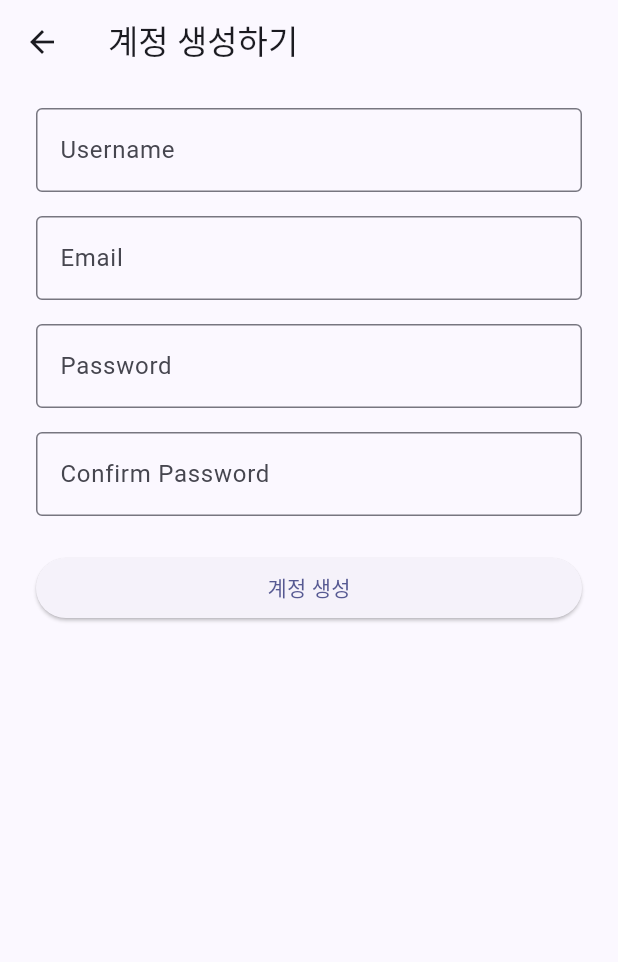
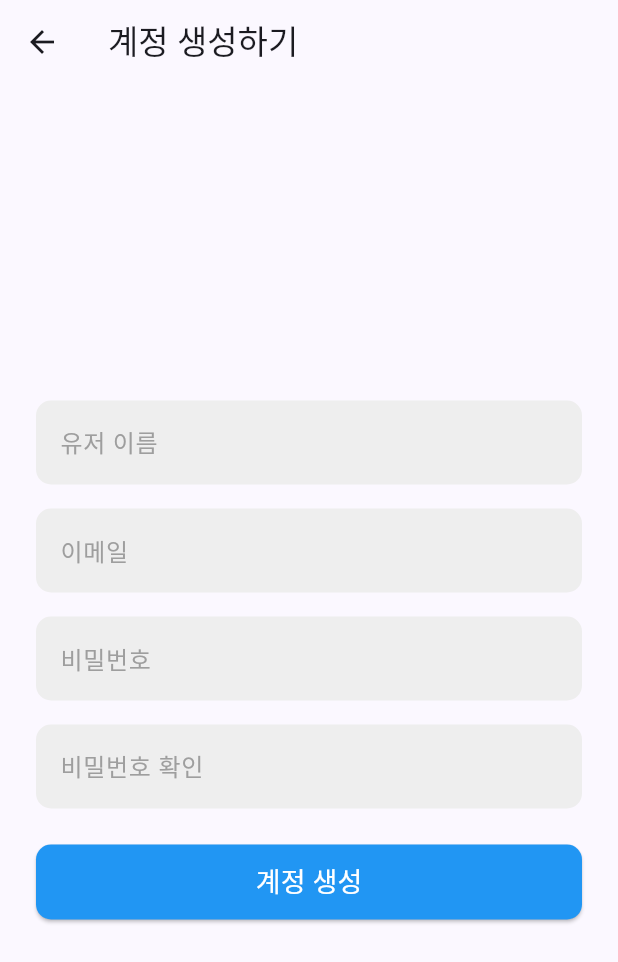
Before and after one commit to bandall/location_share, a Flutter app: the SignUpPage screen opened directly, on a phone screen of 412 x 824 dp. Shown: the top 962 px of the screen. Run offline on Flutter 3.47's test engine with Material 2 defaults, Android fonts, the phone set to English and light mode, and no system bars; our stand-ins replace flutter_dotenv, flutter_secure_storage, jwt_decoder; missing offline and left inert: kakao_flutter_sdk_user; accounts and stored records are empty.

```diff
--- a/lib/screen/sign_up.dart
+++ b/lib/screen/sign_up.dart
@@ -1,5 +1,3 @@
-import 'dart:io';
-
 import 'package:flutter/material.dart';
 
 class SignUpPage extends StatefulWidget {
@@ -20,13 +18,52 @@ class _SignUpPageState extends State<SignUpPage> {
       RegExp(r'^(?=.*[A-Za-z])(?=.*\d)(?=.*[@$!%*#?&])[A-Za-z\d@$!%*#?&]{8,}$');
   final RegExp _emailRegex = RegExp(r'^[\w-\.]+@([\w-]+\.)+[\w-]{2,4}$');
 
+  final bool _isButtonDisabled = false;
+  bool _isLoading = false;
+
+  void onCreatAccountPressed() async {
+    await Future.delayed(const Duration(seconds: 2));
+
+    setState(() {
+      _isLoading = false;
+    });
+  }
+
+  InputDecoration _buildModernInputDecoration(String labelText) {
+    return InputDecoration(
+      labelText: labelText,
+      labelStyle: const TextStyle(color: Colors.grey),
+      filled: true,
+      fillColor: Colors.grey[200],
+      errorStyle: const TextStyle(color: Colors.red),
+      focusedErrorBorder: OutlineInputBorder(
+        borderRadius: BorderRadius.circular(10),
+        borderSide: const BorderSide(color: Colors.red, width: 2),
+      ),
+      errorBorder: OutlineInputBorder(
+        borderRadius: BorderRadius.circular(10),
+        borderSide: const BorderSide(color: Colors.red, width: 2),
+      ),
+      enabledBorder: OutlineInputBorder(
+        borderSide: BorderSide.none,
+        borderRadius: BorderRadius.circular(10),
+      ),
+      focusedBorder: OutlineInputBorder(
+        borderSide: const BorderSide(color: Colors.grey),
+        borderRadius: BorderRadius.circular(10),
+      ),
+    );
+  }
+
   @override
   Widget build(BuildContext context) {
     return Scaffold(
       appBar: AppBar(title: const Text('계정 생성하기')),
-      body: SingleChildScrollView(
+      body: Center(
+        child: SingleChildScrollView(
           child: Padding(
-          padding: const EdgeInsets.symmetric(horizontal: 24.0, vertical: 16.0),
+            padding:
+                const EdgeInsets.symmetric(horizontal: 24.0, vertical: 16.0),
             child: Form(
               key: _formKey,
               child: Column(
@@ -34,13 +71,10 @@ class _SignUpPageState extends State<SignUpPage> {
                 children: [
                   TextFormField(
                     controller: _usernameController,
-                  decoration: const InputDecoration(
-                    labelText: 'Username',
-                    border: OutlineInputBorder(),
-                  ),
+                    decoration: _buildModernInputDecoration('유저 이름'),
                     validator: (value) {
                       if (value == null || value.isEmpty) {
-                      return 'Please enter a username';
+                        return '유저 이름을 입력해주세요';
                       }
                       return null;
                     },
@@ -48,10 +82,7 @@ class _SignUpPageState extends State<SignUpPage> {
                   const SizedBox(height: 16.0),
                   TextFormField(
                     controller: _emailController,
-                  decoration: const InputDecoration(
-                    labelText: 'Email',
-                    border: OutlineInputBorder(),
-                  ),
+                    decoration: _buildModernInputDecoration('이메일'),
                     validator: (value) {
                       if (value == null || value.isEmpty) {
                         return '이메일을 입력해주세요.';
@@ -65,10 +96,7 @@ class _SignUpPageState extends State<SignUpPage> {
                   TextFormField(
                     controller: _passwordController,
                     obscureText: true,
-                  decoration: const InputDecoration(
-                    labelText: 'Password',
-                    border: OutlineInputBorder(),
-                  ),
+                    decoration: _buildModernInputDecoration('비밀번호'),
                     validator: (value) {
                       if (value == null || value.isEmpty) {
                         return '비밀번호 길이는 최소 8글자입니다.';
@@ -85,10 +113,7 @@ class _SignUpPageState extends State<SignUpPage> {
                   TextFormField(
                     controller: _confirmPasswordController,
                     obscureText: true,
-                  decoration: const InputDecoration(
-                    labelText: 'Confirm Password',
-                    border: OutlineInputBorder(),
-                  ),
+                    decoration: _buildModernInputDecoration('비밀번호 확인'),
                     validator: (value) {
                       if (value != _passwordController.text) {
                         return '비밀번호가 일치하지 않습니다.';
@@ -97,19 +122,50 @@ class _SignUpPageState extends State<SignUpPage> {
                     },
                   ),
                   const SizedBox(height: 24.0),
-                ElevatedButton(
-                  onPressed: () {
+                  SizedBox(
+                    height: 50,
+                    child: ElevatedButton(
+                      onPressed: _isLoading
+                          ? null
+                          : () async {
+                              setState(() {
+                                _isLoading = true;
+                              });
+
                               if (_formKey.currentState!.validate()) {
-                      // Implement your sign up logic here
-                      sleep(const Duration(seconds: 1));
-                      ScaffoldMessenger.of(context).showSnackBar(
-                        const SnackBar(content: Text('처리중..')),
-                      );
+                                onCreatAccountPressed();
                               }
                             },
-                  child: const Text('계정 생성'),
+                      style: ButtonStyle(
+                        backgroundColor: MaterialStateProperty.all<Color>(
+                          Colors.blue,
+                        ),
+                        shape:
+                            MaterialStateProperty.all<RoundedRectangleBorder>(
+                          RoundedRectangleBorder(
+                            borderRadius: BorderRadius.circular(10),
+                          ),
+                        ),
+                      ),
+                      child: _isLoading
+                          ? const SizedBox(
+                              height: 20,
+                              width: 20,
+                              child: CircularProgressIndicator(
+                                valueColor:
+                                    AlwaysStoppedAnimation<Color>(Colors.white),
+                                strokeWidth: 2,
+                              ),
+                            )
+                          : const Text(
+                              '계정 생성',
+                              style:
+                                  TextStyle(fontSize: 18, color: Colors.white),
+                            ),
+                    ),
                   ),
                 ],
+              ),
             ),
           ),
         ),
--- a/lib/services/oauth_api.dart
+++ b/lib/services/oauth_api.dart
@@ -27,12 +27,6 @@ class OAuthApi {
 
       Map<String, dynamic> accessTokenInfo =
           JwtDecoder.decode(tokenInfo.accessToken!);
-
-      final String? username = accessTokenInfo['username'];
-
-      if (username == null) {
-        return false;
-      }
 
       userProvider.setState(
           accessTokenInfo['username'],
```
Also changed, not shown: lib/screen/id_pw_login.dart (+70 -15 lines), lib/screen/ping_pong.dart (deleted, +0 -209 lines), lib/screen/user_info_page.dart (+8 -5 lines), lib/services/login_api.dart (+91 -19 lines), images/placeholder.png (added). Lines whose indentation alone changed are shown as unchanged.
